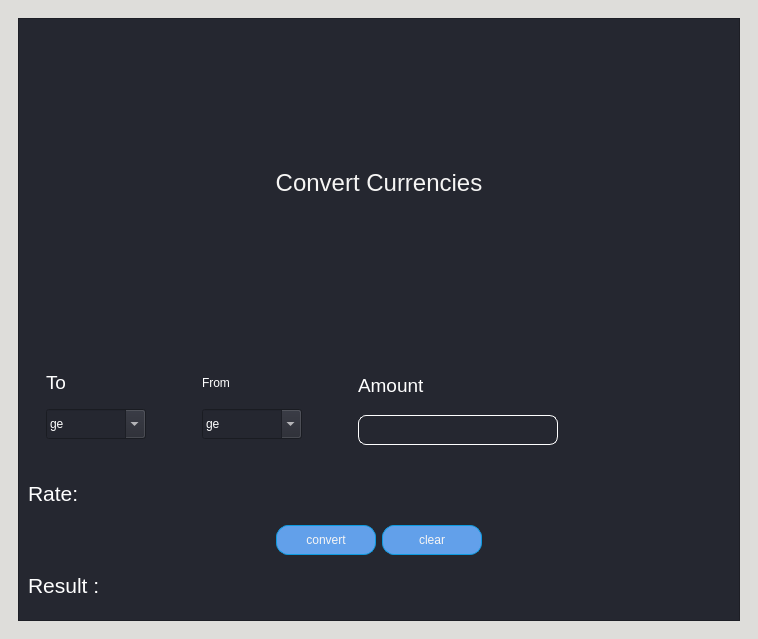
Above: converter.ui from NikaKhiz/tbc-currency-app-v2 before the change. Below: the same form after it.
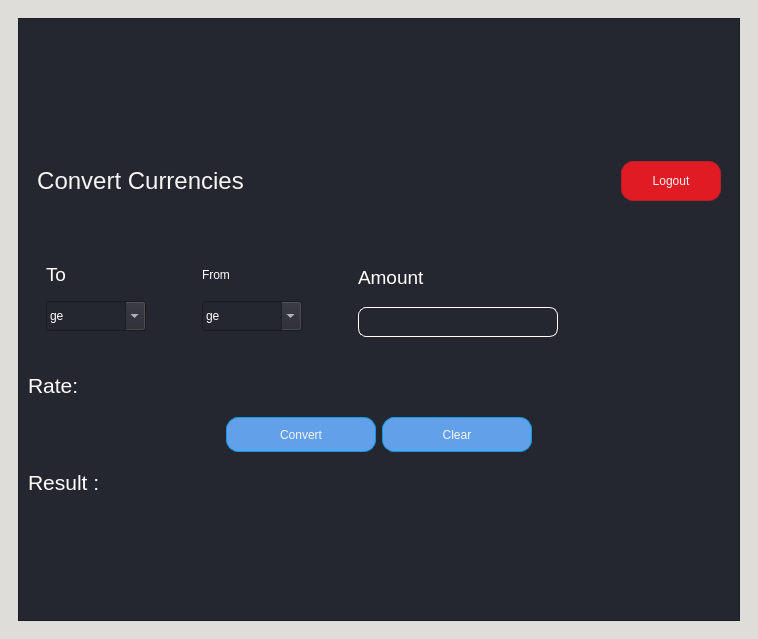
That is the form after the change. The open tabs and pages were chosen to show the change.

Commit message: logout functionality

```diff
--- a/converter.ui
+++ b/converter.ui
@@ -262,13 +262,90 @@
            <item row="0" column="0">
             <layout class="QVBoxLayout" name="verticalLayout_6">
              <item>
-              <widget class="QLabel" name="label_2">
+              <widget class="QFrame" name="frame_8">
+               <property name="minimumSize">
+                <size>
+                 <width>0</width>
+                 <height>100</height>
+                </size>
+               </property>
+               <property name="maximumSize">
+                <size>
+                 <width>16777215</width>
+                 <height>100</height>
+                </size>
+               </property>
                <property name="styleSheet">
-                <string notr="true">color: rgb(246, 245, 244);</string>
+                <string notr="true">QFrame {
+	border: none;
+}</string>
                </property>
-               <property name="text">
-                <string>&lt;html&gt;&lt;head/&gt;&lt;body&gt;&lt;p align=&quot;center&quot;&gt;&lt;span style=&quot; font-size:18pt;&quot;&gt;Convert Currencies&lt;/span&gt;&lt;/p&gt;&lt;/body&gt;&lt;/html&gt;</string>
+               <property name="frameShape">
+                <enum>QFrame::StyledPanel</enum>
                </property>
+               <property name="frameShadow">
+                <enum>QFrame::Raised</enum>
+               </property>
+               <layout class="QHBoxLayout" name="horizontalLayout_4">
+                <item alignment="Qt::AlignLeft">
+                 <widget class="QLabel" name="label_2">
+                  <property name="minimumSize">
+                   <size>
+                    <width>0</width>
+                    <height>50</height>
+                   </size>
+                  </property>
+                  <property name="maximumSize">
+                   <size>
+                    <width>16777215</width>
+                    <height>100</height>
+                   </size>
+                  </property>
+                  <property name="styleSheet">
+                   <string notr="true">color: rgb(246, 245, 244);</string>
+                  </property>
+                  <property name="text">
+                   <string>&lt;html&gt;&lt;head/&gt;&lt;body&gt;&lt;p align=&quot;center&quot;&gt;&lt;span style=&quot; font-size:18pt;&quot;&gt;Convert Currencies&lt;/span&gt;&lt;/p&gt;&lt;/body&gt;&lt;/html&gt;</string>
+                  </property>
+                 </widget>
+                </item>
+                <item alignment="Qt::AlignRight">
+                 <widget class="QPushButton" name="logoutButton">
+                  <property name="minimumSize">
+                   <size>
+                    <width>100</width>
+                    <height>40</height>
+                   </size>
+                  </property>
+                  <property name="maximumSize">
+                   <size>
+                    <width>100</width>
+                    <height>40</height>
+                   </size>
+                  </property>
+                  <property name="sizeIncrement">
+                   <size>
+                    <width>0</width>
+                    <height>0</height>
+                   </size>
+                  </property>
+                  <property name="cursor">
+                   <cursorShape>PointingHandCursor</cursorShape>
+                  </property>
+                  <property name="styleSheet">
+                   <string notr="true">QPushButton{
+	background-color: rgb(224, 27, 36);
+	border:1px solid rgb(192, 28, 40);
+	border-radius:12px;
+	color: rgb(246, 245, 244);
+}</string>
+                  </property>
+                  <property name="text">
+                   <string>Logout</string>
+                  </property>
+                 </widget>
+                </item>
+               </layout>
               </widget>
              </item>
              <item>
@@ -545,14 +622,14 @@
                 <widget class="QPushButton" name="pushButton_2">
                  <property name="minimumSize">
                   <size>
-                   <width>100</width>
-                   <height>30</height>
+                   <width>150</width>
+                   <height>35</height>
                   </size>
                  </property>
                  <property name="maximumSize">
                   <size>
-                   <width>100</width>
-                   <height>30</height>
+                   <width>150</width>
+                   <height>35</height>
                   </size>
                  </property>
                  <property name="cursor">
@@ -570,7 +647,7 @@
 }</string>
                  </property>
                  <property name="text">
-                  <string>convert</string>
+                  <string>Convert</string>
                  </property>
                 </widget>
                </item>
@@ -578,14 +655,14 @@
                 <widget class="QPushButton" name="pushButton_3">
                  <property name="minimumSize">
                   <size>
-                   <width>100</width>
-                   <height>30</height>
+                   <width>150</width>
+                   <height>35</height>
                   </size>
                  </property>
                  <property name="maximumSize">
                   <size>
-                   <width>100</width>
-                   <height>30</height>
+                   <width>150</width>
+                   <height>35</height>
                   </size>
                  </property>
                  <property name="cursor">
@@ -600,7 +677,7 @@
 }</string>
                  </property>
                  <property name="text">
-                  <string>clear</string>
+                  <string>Clear</string>
                  </property>
                 </widget>
                </item>
```
Left out of the diff: 5 changed lines with no effect on the pictures. The commit also changes 1 other file.
